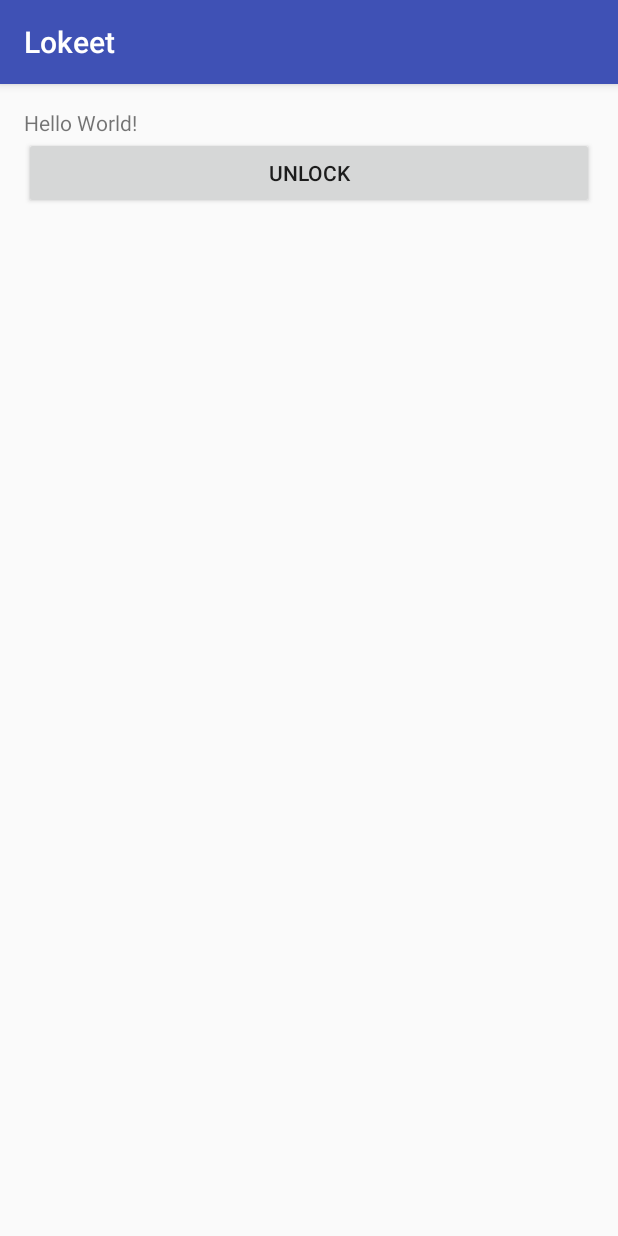
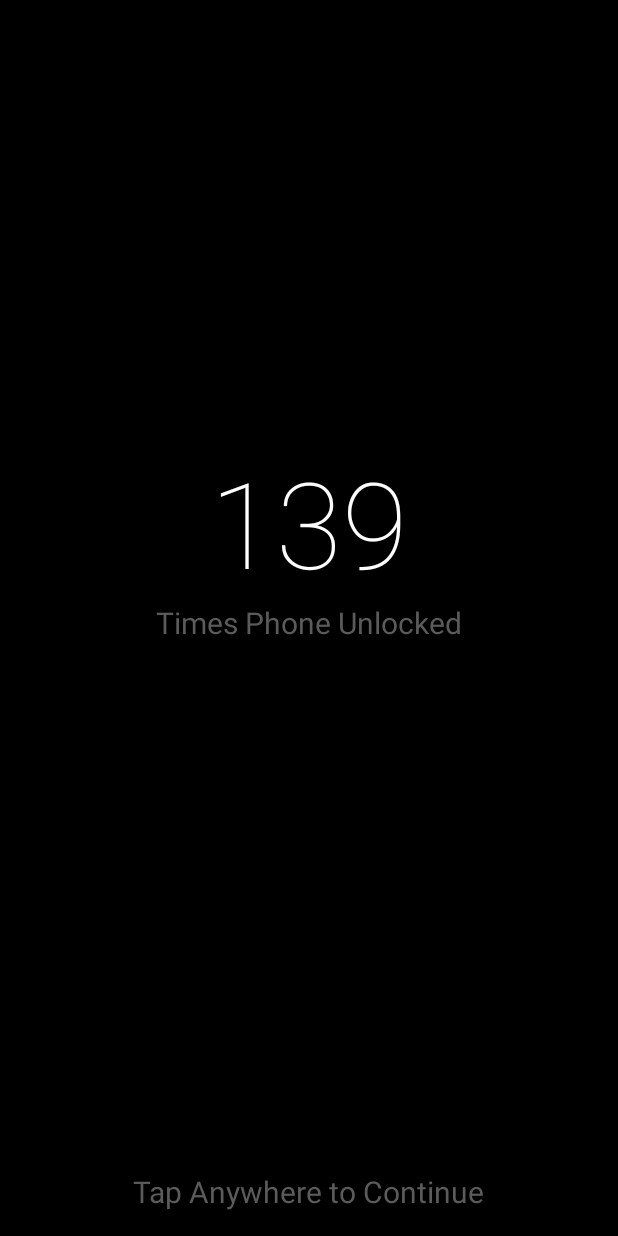
Before and after one commit to hd910/Lokeet, an Android app: the screen it shows after launch (MainActivity), on a phone screen of 412 x 824 dp. Run offline under Robolectric (Android 15) with nearby library versions, the phone set to English and light mode, and no system bars.

Commit message:
Style page

```diff
--- a/Lokeet/app/src/main/AndroidManifest.xml
+++ b/Lokeet/app/src/main/AndroidManifest.xml
@@ -8,7 +8,7 @@
         android:label="@string/app_name"
         android:supportsRtl="true"
         android:theme="@style/AppTheme">
-        <activity android:name=".MainActivity">
+        <activity android:name=".MainActivity" >
             <intent-filter>
                 <action android:name="android.intent.action.MAIN" />
 
--- a/Lokeet/app/src/main/res/layout/activity_main.xml
+++ b/Lokeet/app/src/main/res/layout/activity_main.xml
@@ -2,23 +2,55 @@
 <RelativeLayout xmlns:android="http://schemas.android.com/apk/res/android"
     xmlns:tools="http://schemas.android.com/tools"
     android:id="@+id/activity_main"
+    android:onClick="unlockScreen"
     android:layout_width="match_parent"
     android:layout_height="match_parent"
     android:paddingBottom="@dimen/activity_vertical_margin"
     android:paddingLeft="@dimen/activity_horizontal_margin"
     android:paddingRight="@dimen/activity_horizontal_margin"
     android:paddingTop="@dimen/activity_vertical_margin"
+    android:background="#000000"
     tools:context="dodolabs.lokeet.MainActivity">
 
-    <TextView
-        android:id="@+id/tempText"
-        android:layout_width="wrap_content"
-        android:layout_height="wrap_content"
-        android:text="Hello World!" />
-    <Button
-        android:onClick="unlockScreen"
-        android:text="UNLOCK"
+    <LinearLayout
+        android:layout_width="match_parent"
+        android:layout_height="match_parent"
+        android:orientation="vertical"
+        android:gravity="center">
+
+        <TextView
+            android:id="@+id/unlock_count"
+            android:layout_width="wrap_content"
+            android:layout_height="wrap_content"
+            android:gravity="center"
+            android:fontFamily="sans-serif-thin"
+            android:text="139"
+            android:layout_marginTop="-100sp"
+            android:textSize="80sp"
+            android:textColor="#FFFFFF"/>
+
+        <TextView
+            android:id="@+id/count_caption"
+            android:layout_width="wrap_content"
+            android:layout_height="wrap_content"
+            android:text="Times Phone Unlocked"
+            android:textSize="20sp"
+            android:textColor="#5b5b5b"/>
+    </LinearLayout>
+
+    <LinearLayout
         android:layout_width="match_parent"
         android:layout_height="wrap_content"
-        android:layout_below="@id/tempText"/>
+        android:orientation="horizontal"
+        android:gravity="center_horizontal"
+        android:layout_alignParentBottom="true">
+
+        <TextView
+            android:id="@+id/unlock_caption"
+            android:layout_width="wrap_content"
+            android:layout_height="wrap_content"
+            android:text="Tap Anywhere to Continue"
+            android:textSize="20sp"
+            android:textColor="#5b5b5b"/>
+    </LinearLayout>
 </RelativeLayout>
--- a/Lokeet/app/src/main/res/values/styles.xml
+++ b/Lokeet/app/src/main/res/values/styles.xml
@@ -1,11 +1,12 @@
 <resources>
 
     <!-- Base application theme. -->
-    <style name="AppTheme" parent="Theme.AppCompat.Light.DarkActionBar">
+    <style name="AppTheme" parent="Theme.AppCompat.Light.NoActionBar">
         <!-- Customize your theme here. -->
         <item name="colorPrimary">@color/colorPrimary</item>
         <item name="colorPrimaryDark">@color/colorPrimaryDark</item>
         <item name="colorAccent">@color/colorAccent</item>
     </style>
 
+
 </resources>
```
